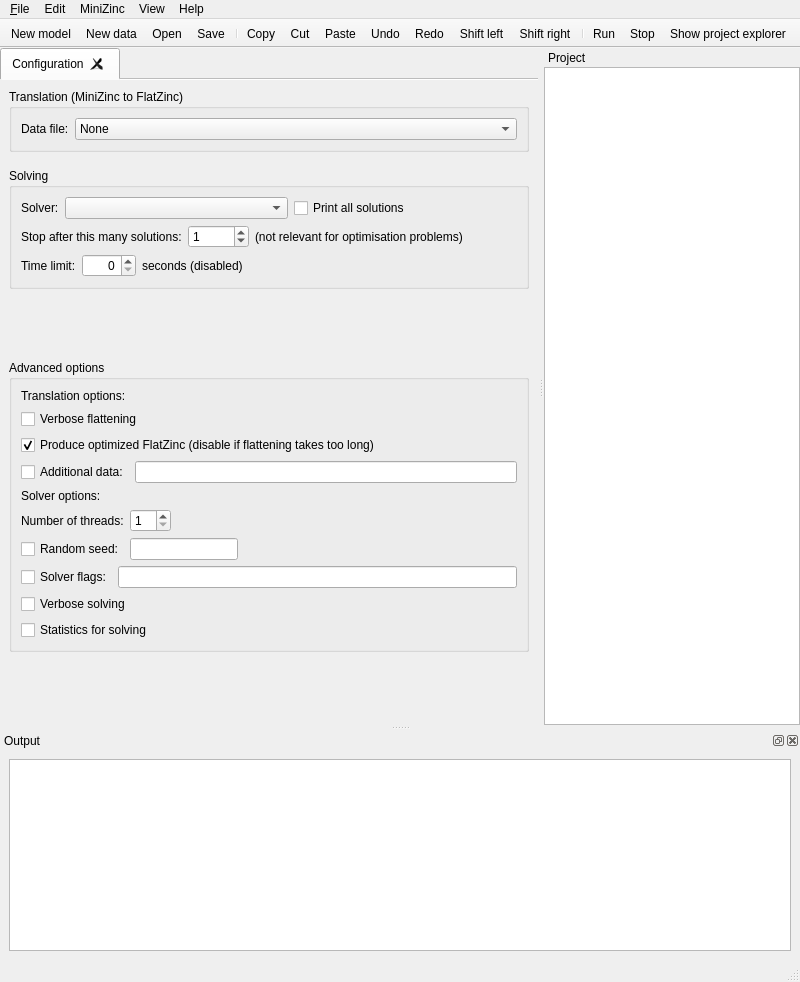
Qt form MiniZincIDE/mainwindow.ui (MiniZinc/MiniZincIDE) before a commit.
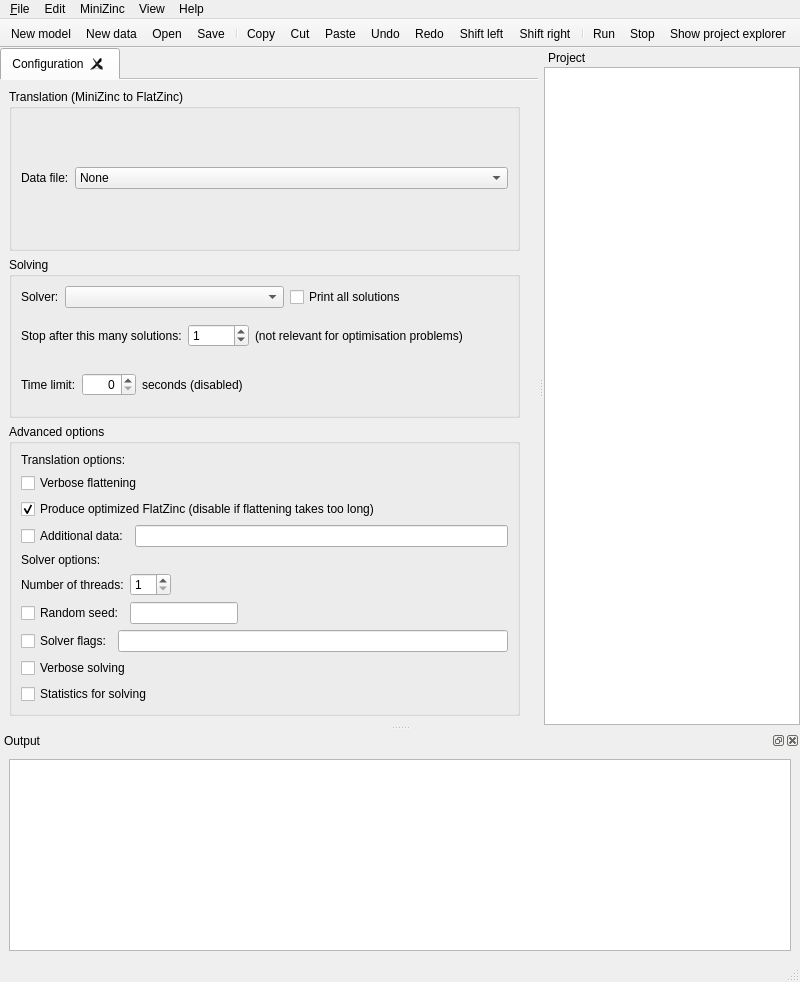
The same form after that commit. Icons and pictures are not drawn. Custom widgets are drawn as their Qt base class.

```diff
--- a/MiniZincIDE/mainwindow.ui
+++ b/MiniZincIDE/mainwindow.ui
@@ -69,6 +69,36 @@
        </attribute>
        <layout class="QVBoxLayout" name="verticalLayout_2">
         <item>
+         <widget class="QScrollArea" name="scrollArea">
+          <property name="frameShape">
+           <enum>QFrame::NoFrame</enum>
+          </property>
+          <property name="horizontalScrollBarPolicy">
+           <enum>Qt::ScrollBarAlwaysOff</enum>
+          </property>
+          <property name="widgetResizable">
+           <bool>true</bool>
+          </property>
+          <widget class="QWidget" name="scrollAreaWidgetContents">
+           <property name="geometry">
+            <rect>
+             <x>0</x>
+             <y>0</y>
+             <width>592</width>
+             <height>592</height>
+            </rect>
+           </property>
+           <layout class="QVBoxLayout" name="verticalLayout_6">
+            <property name="leftMargin">
+             <number>0</number>
+            </property>
+            <property name="topMargin">
+             <number>0</number>
+            </property>
+            <property name="bottomMargin">
+             <number>0</number>
+            </property>
+            <item>
          <widget class="QGroupBox" name="groupBox">
           <property name="sizePolicy">
            <sizepolicy hsizetype="Preferred" vsizetype="Minimum">
@@ -109,22 +139,6 @@
           </layout>
          </widget>
         </item>
-        <item>
-         <spacer name="verticalSpacer_2">
-          <property name="orientation">
-           <enum>Qt::Vertical</enum>
-          </property>
-          <property name="sizeType">
-           <enum>QSizePolicy::Fixed</enum>
-          </property>
-          <property name="sizeHint" stdset="0">
-           <size>
-            <width>20</width>
-            <height>10</height>
-           </size>
-          </property>
-         </spacer>
-        </item>
         <item>
          <widget class="QGroupBox" name="groupBox_2">
           <property name="sizePolicy">
@@ -260,19 +274,6 @@
           </layout>
          </widget>
         </item>
-        <item>
-         <spacer name="verticalSpacer_3">
-          <property name="orientation">
-           <enum>Qt::Vertical</enum>
-          </property>
-          <property name="sizeHint" stdset="0">
-           <size>
-            <width>20</width>
-            <height>10</height>
-           </size>
-          </property>
-         </spacer>
-        </item>
         <item>
          <widget class="QGroupBox" name="groupBox_3">
           <property name="title">
@@ -432,18 +433,9 @@
           <zorder>conf_optimize</zorder>
          </widget>
         </item>
-        <item>
-         <spacer name="verticalSpacer">
-          <property name="orientation">
-           <enum>Qt::Vertical</enum>
-          </property>
-          <property name="sizeHint" stdset="0">
-           <size>
-            <width>20</width>
-            <height>5</height>
-           </size>
-          </property>
-         </spacer>
+           </layout>
+          </widget>
+         </widget>
         </item>
        </layout>
       </widget>
```
Left out of the diff: 3 changed lines with no effect on the pictures. Lines whose indentation alone changed are shown as unchanged.
